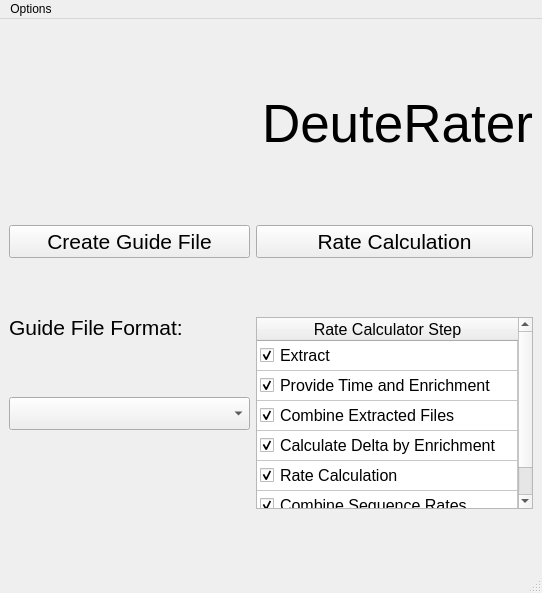
Above: ui_files/Main_Menu.ui from JC-Price/DeuteRater-H before the change. Below: the same form after it.
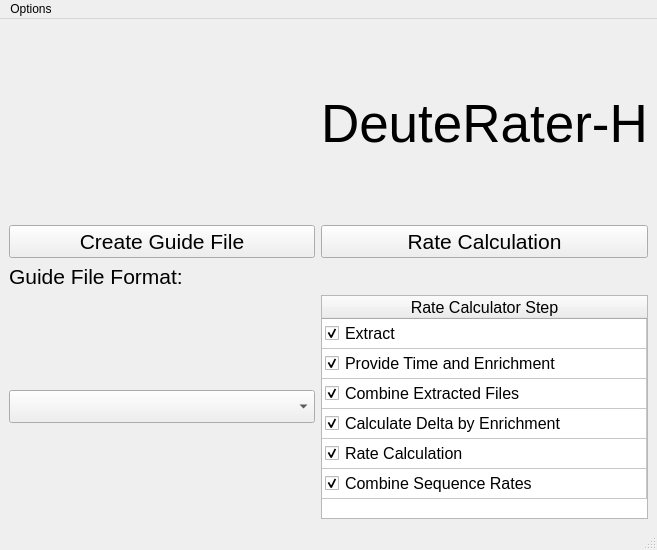
That is the form after the change. Icons and pictures are not drawn.

Commit message: adjusted so whole table and title are visible

Diff of the .ui file:
```diff
--- a/ui_files/Main_Menu.ui
+++ b/ui_files/Main_Menu.ui
@@ -6,8 +6,8 @@
    <rect>
     <x>0</x>
     <y>0</y>
-    <width>542</width>
-    <height>593</height>
+    <width>657</width>
+    <height>550</height>
    </rect>
   </property>
   <property name="windowTitle">
@@ -15,19 +15,7 @@
   </property>
   <widget class="QWidget" name="centralwidget">
    <layout class="QGridLayout" name="gridLayout">
-    <item row="0" column="2">
-     <widget class="QLabel" name="Title">
-      <property name="font">
-       <font>
-        <pointsize>40</pointsize>
-       </font>
-      </property>
-      <property name="text">
-       <string>DeuteRater</string>
-      </property>
-     </widget>
-    </item>
-    <item row="0" column="0" colspan="2">
+    <item row="0" column="0">
      <widget class="QLabel" name="Logo">
       <property name="sizePolicy">
        <sizepolicy hsizetype="MinimumExpanding" vsizetype="MinimumExpanding">
@@ -52,6 +40,18 @@
       </property>
      </widget>
     </item>
+    <item row="0" column="1">
+     <widget class="QLabel" name="Title">
+      <property name="font">
+       <font>
+        <pointsize>40</pointsize>
+       </font>
+      </property>
+      <property name="text">
+       <string>DeuteRater-H</string>
+      </property>
+     </widget>
+    </item>
     <item row="1" column="0">
      <widget class="QPushButton" name="GuideFileButton">
       <property name="sizePolicy">
@@ -70,7 +70,7 @@
       </property>
      </widget>
     </item>
-    <item row="1" column="1" colspan="2">
+    <item row="1" column="1">
      <widget class="QPushButton" name="RateCalculationButton">
       <property name="sizePolicy">
        <sizepolicy hsizetype="Expanding" vsizetype="Fixed">
@@ -109,10 +109,10 @@
       </property>
      </widget>
     </item>
-    <item row="2" column="1" rowspan="3" colspan="2">
+    <item row="3" column="1">
      <widget class="QTableWidget" name="RequestedStepsTable">
       <property name="sizePolicy">
-       <sizepolicy hsizetype="Expanding" vsizetype="Fixed">
+       <sizepolicy hsizetype="Expanding" vsizetype="MinimumExpanding">
         <horstretch>0</horstretch>
         <verstretch>0</verstretch>
        </sizepolicy>
@@ -212,7 +212,7 @@
     <rect>
      <x>0</x>
      <y>0</y>
-     <width>542</width>
+     <width>657</width>
      <height>21</height>
     </rect>
    </property>
```
